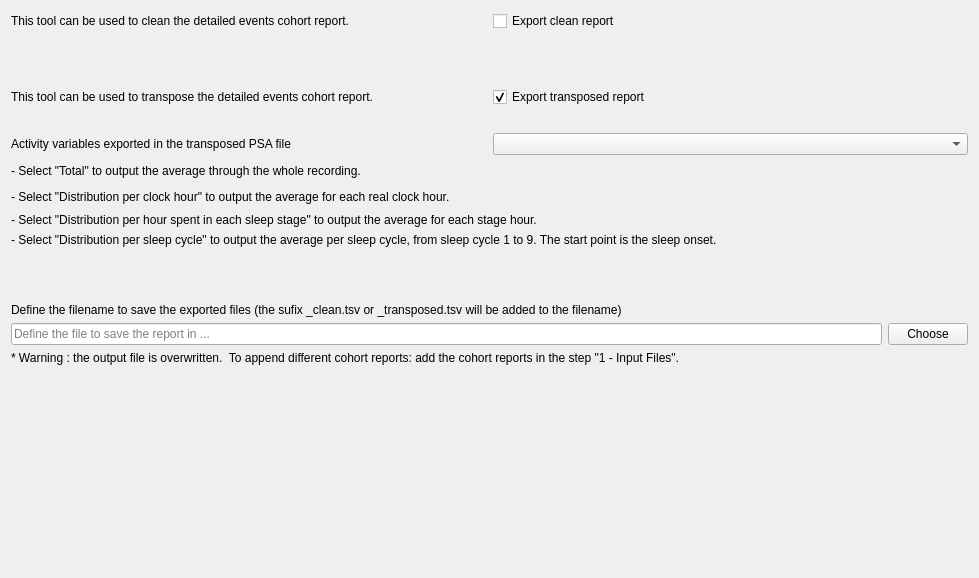
Qt form tools/CEAMSTools/DetectionsCohortReview/OutputFileStep/Ui_OutputFileStep.ui (SnoozToolbox/snooz-package-ceams) before a commit.
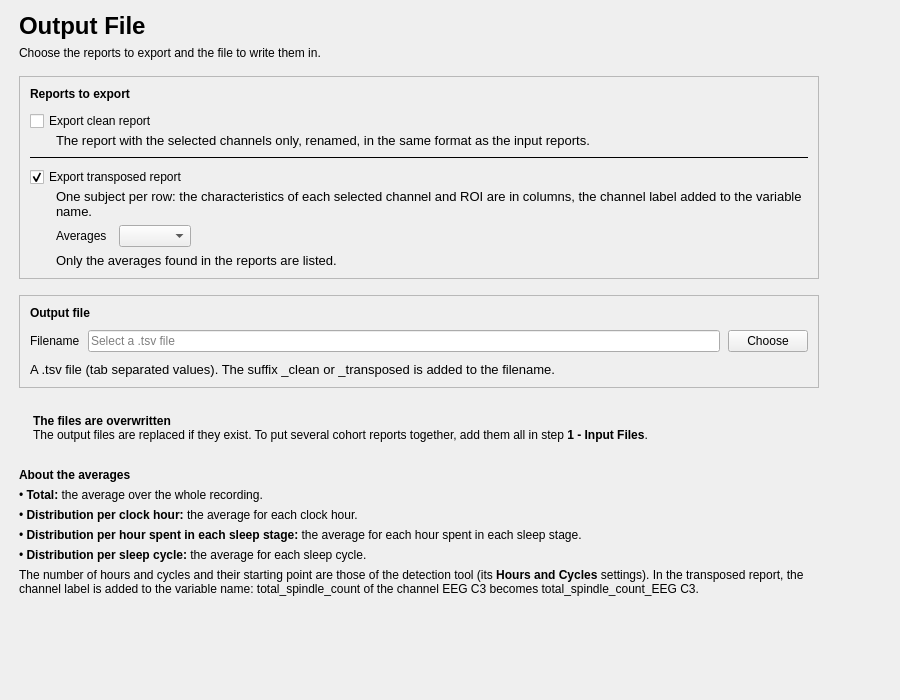
The same form after that commit.

Commit message: Review Detections for the Cohort: redesigned pages (tool 2.2.2)

The edit to the form file:
```diff
--- a/tools/CEAMSTools/DetectionsCohortReview/OutputFileStep/Ui_OutputFileStep.ui
+++ b/tools/CEAMSTools/DetectionsCohortReview/OutputFileStep/Ui_OutputFileStep.ui
@@ -6,40 +6,143 @@
    <rect>
     <x>0</x>
     <y>0</y>
-    <width>979</width>
-    <height>578</height>
+    <width>900</width>
+    <height>700</height>
    </rect>
   </property>
   <property name="windowTitle">
    <string/>
   </property>
-  <property name="layoutDirection">
-   <enum>Qt::LayoutDirection::LeftToRight</enum>
-  </property>
-  <layout class="QHBoxLayout" name="horizontalLayout_3">
-   <item>
     <layout class="QVBoxLayout" name="verticalLayout">
+   <property name="leftMargin">
+    <number>19</number>
+   </property>
+   <property name="topMargin">
+    <number>12</number>
+   </property>
+   <property name="rightMargin">
+    <number>19</number>
+   </property>
+   <property name="bottomMargin">
+    <number>12</number>
+   </property>
      <item>
-      <layout class="QHBoxLayout" name="horizontalLayout">
-       <item>
-        <widget class="QLabel" name="label_3">
-         <property name="minimumSize">
-          <size>
-           <width>350</width>
-           <height>0</height>
-          </size>
-         </property>
+    <layout class="QHBoxLayout" name="content_row" stretch="1,0">
+     <property name="leftMargin">
+      <number>0</number>
+     </property>
+     <property name="topMargin">
+      <number>0</number>
+     </property>
+     <property name="rightMargin">
+      <number>0</number>
+     </property>
+     <property name="bottomMargin">
+      <number>0</number>
+     </property>
+     <item>
+      <widget class="QWidget" name="content_widget" native="true">
          <property name="maximumSize">
           <size>
-           <width>16777215</width>
+         <width>800</width>
            <height>16777215</height>
           </size>
          </property>
+       <layout class="QVBoxLayout" name="content_layout">
+        <property name="spacing">
+         <number>16</number>
+        </property>
+        <property name="leftMargin">
+         <number>0</number>
+        </property>
+        <property name="topMargin">
+         <number>0</number>
+        </property>
+        <property name="rightMargin">
+         <number>0</number>
+        </property>
+        <property name="bottomMargin">
+         <number>0</number>
+        </property>
+        <item>
+         <layout class="QVBoxLayout" name="header_layout">
+          <property name="spacing">
+           <number>6</number>
+          </property>
+          <item>
+           <widget class="QLabel" name="title_label">
+            <property name="font">
+             <font>
+              <pointsize>18</pointsize>
+              <bold>true</bold>
+             </font>
+            </property>
          <property name="text">
-          <string>This tool can be used to clean the detailed events cohort report.</string>
+             <string>Output File</string>
          </property>
         </widget>
        </item>
+          <item>
+           <widget class="QLabel" name="subtitle_label">
+            <property name="text">
+             <string>Choose the reports to export and the file to write them in.</string>
+            </property>
+            <property name="wordWrap">
+             <bool>true</bool>
+            </property>
+            <property name="variant" stdset="0">
+             <string notr="true">help</string>
+            </property>
+           </widget>
+          </item>
+         </layout>
+        </item>
+        <item>
+         <widget class="QFrame" name="reports_card">
+          <property name="frameShape">
+           <enum>QFrame::Shape::StyledPanel</enum>
+          </property>
+          <property name="frameShadow">
+           <enum>QFrame::Shadow::Raised</enum>
+          </property>
+          <layout class="QVBoxLayout" name="reports_card_layout">
+           <property name="spacing">
+            <number>10</number>
+           </property>
+           <property name="leftMargin">
+            <number>10</number>
+           </property>
+           <property name="topMargin">
+            <number>10</number>
+           </property>
+           <property name="rightMargin">
+            <number>10</number>
+           </property>
+           <property name="bottomMargin">
+            <number>10</number>
+           </property>
+           <item>
+            <widget class="QLabel" name="reports_title_label">
+             <property name="font">
+              <font>
+               <bold>true</bold>
+              </font>
+             </property>
+             <property name="text">
+              <string>Reports to export</string>
+             </property>
+            </widget>
+           </item>
+           <item>
+            <layout class="QVBoxLayout" name="reports_layout">
+             <property name="spacing">
+              <number>8</number>
+             </property>
+             <item>
+              <layout class="QVBoxLayout" name="reports_layout_1_layout">
+               <property name="spacing">
+                <number>2</number>
+               </property>
        <item>
         <widget class="QCheckBox" name="export_raw_checkBox">
          <property name="maximumSize">
@@ -56,45 +159,44 @@
          </property>
         </widget>
        </item>
-      </layout>
-     </item>
      <item>
-      <spacer name="verticalSpacer">
-       <property name="orientation">
-        <enum>Qt::Orientation::Vertical</enum>
-       </property>
-       <property name="sizeType">
-        <enum>QSizePolicy::Policy::Fixed</enum>
-       </property>
-       <property name="sizeHint" stdset="0">
-        <size>
-         <width>40</width>
-         <height>50</height>
-        </size>
-       </property>
-      </spacer>
-     </item>
-     <item>
-      <layout class="QHBoxLayout" name="horizontalLayout_2">
-       <item>
-        <widget class="QLabel" name="label_8">
-         <property name="minimumSize">
-          <size>
-           <width>350</width>
-           <height>0</height>
-          </size>
-         </property>
-         <property name="maximumSize">
-          <size>
-           <width>16777215</width>
-           <height>16777215</height>
-          </size>
+                <widget class="QLabel" name="label_3">
+                 <property name="font">
+                  <font>
+                   <pointsize>10</pointsize>
+                  </font>
          </property>
          <property name="text">
-          <string>This tool can be used to transpose the detailed events cohort report.</string>
-         </property>
-        </widget>
-       </item>
+                  <string>The report with the selected channels only, renamed, in the same format as the input reports.</string>
+                 </property>
+                 <property name="wordWrap">
+                  <bool>true</bool>
+                 </property>
+                 <property name="indent">
+                  <number>26</number>
+                 </property>
+                 <property name="variant" stdset="0">
+                  <string notr="true">help</string>
+                 </property>
+                </widget>
+               </item>
+              </layout>
+             </item>
+             <item>
+              <widget class="QFrame" name="reports_layout_line_1">
+               <property name="frameShape">
+                <enum>QFrame::Shape::HLine</enum>
+               </property>
+               <property name="frameShadow">
+                <enum>QFrame::Shadow::Plain</enum>
+               </property>
+              </widget>
+             </item>
+             <item>
+              <layout class="QVBoxLayout" name="reports_layout_2_layout">
+               <property name="spacing">
+                <number>2</number>
+               </property>
        <item>
         <widget class="QCheckBox" name="export_transpose_checkBox">
          <property name="maximumSize">
@@ -114,53 +216,57 @@
          </property>
         </widget>
        </item>
-      </layout>
-     </item>
      <item>
-      <spacer name="verticalSpacer_4">
-       <property name="orientation">
-        <enum>Qt::Orientation::Vertical</enum>
-       </property>
-       <property name="sizeType">
-        <enum>QSizePolicy::Policy::Fixed</enum>
-       </property>
-       <property name="sizeHint" stdset="0">
-        <size>
-         <width>20</width>
-         <height>20</height>
-        </size>
-       </property>
-      </spacer>
+                <layout class="QVBoxLayout" name="transposed_layout">
+                 <property name="spacing">
+                  <number>6</number>
+                 </property>
+                 <item>
+                  <widget class="QLabel" name="label_8">
+                   <property name="font">
+                    <font>
+                     <pointsize>10</pointsize>
+                    </font>
+                   </property>
+                   <property name="text">
+                    <string>One subject per row: the characteristics of each selected channel and ROI are in columns, the channel label added to the variable name.</string>
+                   </property>
+                   <property name="wordWrap">
+                    <bool>true</bool>
+                   </property>
+                   <property name="indent">
+                    <number>26</number>
+                   </property>
+                   <property name="variant" stdset="0">
+                    <string notr="true">help</string>
+                   </property>
+                  </widget>
      </item>
      <item>
-      <layout class="QGridLayout" name="gridLayout">
-       <item row="0" column="0">
+                  <layout class="QHBoxLayout" name="activity_layout" stretch="0,0,1">
+                   <property name="spacing">
+                    <number>12</number>
+                   </property>
+                   <property name="leftMargin">
+                    <number>26</number>
+                   </property>
+                   <property name="topMargin">
+                    <number>0</number>
+                   </property>
+                   <property name="rightMargin">
+                    <number>0</number>
+                   </property>
+                   <property name="bottomMargin">
+                    <number>0</number>
+                   </property>
+                   <item>
         <widget class="QLabel" name="label">
-         <property name="minimumSize">
-          <size>
-           <width>0</width>
-           <height>20</height>
-          </size>
-         </property>
-         <property name="maximumSize">
-          <size>
-           <width>16777215</width>
-           <height>16777215</height>
-          </size>
-         </property>
          <property name="text">
-          <string>Activity variables exported in the transposed PSA file</string>
+                      <string>Averages</string>
          </property>
         </widget>
        </item>
-       <item row="4" column="0" colspan="2">
-        <widget class="QLabel" name="label_6">
-         <property name="text">
-          <string>&lt;html&gt;&lt;head/&gt;&lt;body&gt;&lt;p&gt;- Select &amp;quot;Distribution per hour spent in each sleep stage&amp;quot; to output the average for each stage hour.&lt;/p&gt;&lt;/body&gt;&lt;/html&gt;</string>
-         </property>
-        </widget>
-       </item>
-       <item row="0" column="1">
+                   <item>
         <widget class="QComboBox" name="activity_comboBox">
          <property name="maximumSize">
           <size>
@@ -170,67 +276,100 @@
          </property>
         </widget>
        </item>
-       <item row="3" column="0" colspan="2">
-        <widget class="QLabel" name="label_7">
-         <property name="minimumSize">
-          <size>
-           <width>0</width>
-           <height>20</height>
-          </size>
-         </property>
-         <property name="text">
-          <string>&lt;html&gt;&lt;head/&gt;&lt;body&gt;&lt;p&gt;- Select &amp;quot;Distribution per clock hour&amp;quot; to output the average for each real clock hour.&lt;/p&gt;&lt;/body&gt;&lt;/html&gt;</string>
-         </property>
-        </widget>
-       </item>
-       <item row="5" column="0" colspan="2">
-        <widget class="QLabel" name="label_9">
-         <property name="text">
-          <string>&lt;html&gt;&lt;head/&gt;&lt;body&gt;&lt;p&gt;- Select &amp;quot;Distribution per sleep cycle&amp;quot; to output the average per sleep cycle, from sleep cycle 1 to 9. The start point is the sleep onset.&lt;/p&gt;&lt;/body&gt;&lt;/html&gt;</string>
-         </property>
-        </widget>
-       </item>
-       <item row="2" column="0" colspan="2">
-        <widget class="QLabel" name="label_5">
-         <property name="minimumSize">
-          <size>
-           <width>0</width>
-           <height>20</height>
-          </size>
-         </property>
-         <property name="text">
-          <string>&lt;html&gt;&lt;head/&gt;&lt;body&gt;&lt;p&gt;- Select &amp;quot;Total&amp;quot; to output the average through the whole recording.&lt;/p&gt;&lt;/body&gt;&lt;/html&gt;</string>
-         </property>
-        </widget>
-       </item>
-      </layout>
-     </item>
      <item>
-      <spacer name="verticalSpacer_2">
+                    <spacer name="activity_spacer">
        <property name="orientation">
-        <enum>Qt::Orientation::Vertical</enum>
-       </property>
-       <property name="sizeType">
-        <enum>QSizePolicy::Policy::Fixed</enum>
+                      <enum>Qt::Orientation::Horizontal</enum>
        </property>
        <property name="sizeHint" stdset="0">
         <size>
-         <width>20</width>
-         <height>50</height>
+                       <width>40</width>
+                       <height>20</height>
         </size>
        </property>
       </spacer>
      </item>
+                  </layout>
+                 </item>
      <item>
-      <layout class="QGridLayout" name="gridLayout_3">
-       <item row="0" column="0" colspan="2">
-        <widget class="QLabel" name="label_2">
+                  <widget class="QLabel" name="averages_help_label">
+                   <property name="font">
+                    <font>
+                     <pointsize>10</pointsize>
+                    </font>
+                   </property>
          <property name="text">
-          <string>Define the filename to save the exported files (the sufix _clean.tsv or _transposed.tsv will be added to the filename)</string>
-         </property>
-        </widget>
-       </item>
-       <item row="1" column="0">
+                    <string>Only the averages found in the reports are listed.</string>
+                   </property>
+                   <property name="wordWrap">
+                    <bool>true</bool>
+                   </property>
+                   <property name="indent">
+                    <number>26</number>
+                   </property>
+                   <property name="variant" stdset="0">
+                    <string notr="true">help</string>
+                   </property>
+                  </widget>
+                 </item>
+                </layout>
+               </item>
+              </layout>
+             </item>
+            </layout>
+           </item>
+          </layout>
+         </widget>
+        </item>
+        <item>
+         <widget class="QFrame" name="output_card">
+          <property name="frameShape">
+           <enum>QFrame::Shape::StyledPanel</enum>
+          </property>
+          <property name="frameShadow">
+           <enum>QFrame::Shadow::Raised</enum>
+          </property>
+          <layout class="QVBoxLayout" name="output_card_layout">
+           <property name="spacing">
+            <number>10</number>
+           </property>
+           <property name="leftMargin">
+            <number>10</number>
+           </property>
+           <property name="topMargin">
+            <number>10</number>
+           </property>
+           <property name="rightMargin">
+            <number>10</number>
+           </property>
+           <property name="bottomMargin">
+            <number>10</number>
+           </property>
+           <item>
+            <widget class="QLabel" name="output_title_label">
+             <property name="font">
+              <font>
+               <bold>true</bold>
+              </font>
+             </property>
+             <property name="text">
+              <string>Output file</string>
+             </property>
+            </widget>
+           </item>
+           <item>
+            <layout class="QHBoxLayout" name="filename_layout">
+             <property name="spacing">
+              <number>8</number>
+             </property>
+             <item>
+              <widget class="QLabel" name="filename_label">
+               <property name="text">
+                <string>Filename</string>
+               </property>
+              </widget>
+             </item>
+             <item>
         <widget class="QLineEdit" name="filename_lineEdit">
          <property name="maximumSize">
           <size>
@@ -245,11 +384,23 @@
           <string/>
          </property>
          <property name="placeholderText">
-          <string>Define the file to save the report in ...</string>
+                <string>Select a .tsv file</string>
+               </property>
+               <property name="maximumSize">
+                <size>
+                 <width>16777215</width>
+                 <height>16777215</height>
+                </size>
+               </property>
+               <property name="inputMask">
+                <string />
+               </property>
+               <property name="text">
+                <string />
          </property>
         </widget>
        </item>
-       <item row="1" column="1">
+             <item>
         <widget class="QPushButton" name="choose_pushButton">
          <property name="maximumSize">
           <size>
@@ -265,29 +416,192 @@
       </layout>
      </item>
      <item>
-      <widget class="QLabel" name="label_4">
+            <widget class="QLabel" name="label_2">
+             <property name="font">
+              <font>
+               <pointsize>10</pointsize>
+              </font>
+             </property>
        <property name="text">
-        <string>* Warning : the output file is overwritten.  To append different cohort reports: add the cohort reports in the step &quot;1 - Input Files&quot;.</string>
-       </property>
-      </widget>
-     </item>
+              <string>A .tsv file (tab separated values). The suffix _clean or _transposed is added to the filename.</string>
+             </property>
+             <property name="wordWrap">
+              <bool>true</bool>
+             </property>
+             <property name="variant" stdset="0">
+              <string notr="true">help</string>
+             </property>
+            </widget>
+           </item>
+          </layout>
+         </widget>
+        </item>
      <item>
-      <spacer name="verticalSpacer_3">
+         <widget class="QFrame" name="overwrite_warning">
+          <property name="frameShape">
+           <enum>QFrame::Shape::NoFrame</enum>
+          </property>
+          <property name="variant" stdset="0">
+           <string notr="true">warning</string>
+          </property>
+          <layout class="QHBoxLayout" name="overwrite_warning_layout">
+           <property name="leftMargin">
+            <number>14</number>
+           </property>
+           <property name="topMargin">
+            <number>10</number>
+           </property>
+           <property name="rightMargin">
+            <number>14</number>
+           </property>
+           <property name="bottomMargin">
+            <number>10</number>
+           </property>
+           <item>
+            <widget class="QLabel" name="overwrite_warning_label">
+             <property name="text">
+              <string>&lt;b&gt;The files are overwritten&lt;/b&gt;&lt;br/&gt;The output files are replaced if they exist. To put several cohort reports together, add them all in step &lt;b&gt;1 - Input Files&lt;/b&gt;.</string>
+             </property>
+             <property name="textFormat">
+              <enum>Qt::TextFormat::RichText</enum>
+             </property>
+             <property name="wordWrap">
+              <bool>true</bool>
+             </property>
+            </widget>
+           </item>
+          </layout>
+         </widget>
+        </item>
+        <item>
+         <layout class="QVBoxLayout" name="about_averages_layout">
+          <property name="spacing">
+           <number>6</number>
+          </property>
+          <item>
+           <widget class="QLabel" name="about_averages_title_label">
+            <property name="font">
+             <font>
+              <bold>true</bold>
+             </font>
+            </property>
+            <property name="text">
+             <string>About the averages</string>
+            </property>
+           </widget>
+          </item>
+          <item>
+           <widget class="QLabel" name="label_5">
+            <property name="text">
+             <string>• &lt;b&gt;Total:&lt;/b&gt; the average over the whole recording.</string>
+            </property>
+            <property name="textFormat">
+             <enum>Qt::TextFormat::RichText</enum>
+            </property>
+            <property name="wordWrap">
+             <bool>true</bool>
+            </property>
+            <property name="variant" stdset="0">
+             <string notr="true">help</string>
+            </property>
+           </widget>
+          </item>
+          <item>
+           <widget class="QLabel" name="label_7">
+            <property name="text">
+             <string>• &lt;b&gt;Distribution per clock hour:&lt;/b&gt; the average for each clock hour.</string>
+            </property>
+            <property name="textFormat">
+             <enum>Qt::TextFormat::RichText</enum>
+            </property>
+            <property name="wordWrap">
+             <bool>true</bool>
+            </property>
+            <property name="variant" stdset="0">
+             <string notr="true">help</string>
+            </property>
+           </widget>
+          </item>
+          <item>
+           <widget class="QLabel" name="label_6">
+            <property name="text">
+             <string>• &lt;b&gt;Distribution per hour spent in each sleep stage:&lt;/b&gt; the average for each hour spent in each sleep stage.</string>
+            </property>
+            <property name="textFormat">
+             <enum>Qt::TextFormat::RichText</enum>
+            </property>
+            <property name="wordWrap">
+             <bool>true</bool>
+            </property>
+            <property name="variant" stdset="0">
+             <string notr="true">help</string>
+            </property>
+           </widget>
+          </item>
+          <item>
+           <widget class="QLabel" name="label_9">
+            <property name="text">
+             <string>• &lt;b&gt;Distribution per sleep cycle:&lt;/b&gt; the average for each sleep cycle.</string>
+            </property>
+            <property name="textFormat">
+             <enum>Qt::TextFormat::RichText</enum>
+            </property>
+            <property name="wordWrap">
+             <bool>true</bool>
+            </property>
+            <property name="variant" stdset="0">
+             <string notr="true">help</string>
+            </property>
+           </widget>
+          </item>
+          <item>
+           <widget class="QLabel" name="about_averages_label">
+            <property name="text">
+             <string>The number of hours and cycles and their starting point are those of the detection tool (its &lt;b&gt;Hours and Cycles&lt;/b&gt; settings). In the transposed report, the channel label is added to the variable name: total_spindle_count of the channel EEG C3 becomes total_spindle_count_EEG C3.</string>
+            </property>
+            <property name="textFormat">
+             <enum>Qt::TextFormat::RichText</enum>
+            </property>
+            <property name="wordWrap">
+             <bool>true</bool>
+            </property>
+            <property name="variant" stdset="0">
+             <string notr="true">help</string>
+            </property>
+           </widget>
+          </item>
+         </layout>
+        </item>
+       </layout>
+      </widget>
+     </item>
+     <item>
+      <spacer name="content_spacer">
+       <property name="orientation">
+        <enum>Qt::Orientation::Horizontal</enum>
+       </property>
+       <property name="sizeHint" stdset="0">
+        <size>
+         <width>40</width>
+         <height>20</height>
+        </size>
+       </property>
+      </spacer>
+     </item>
+    </layout>
+   </item>
+   <item>
+    <spacer name="verticalSpacer">
        <property name="orientation">
         <enum>Qt::Orientation::Vertical</enum>
        </property>
-       <property name="sizeType">
-        <enum>QSizePolicy::Policy::Expanding</enum>
-       </property>
        <property name="sizeHint" stdset="0">
         <size>
-         <width>20</width>
-         <height>10</height>
+       <width>40</width>
+       <height>20</height>
         </size>
        </property>
       </spacer>
-     </item>
-    </layout>
    </item>
   </layout>
  </widget>
```
Left out of the diff: 28 changed lines with no effect on the pictures. Lines whose indentation alone changed are shown as unchanged. The commit also changes 12 other files.
